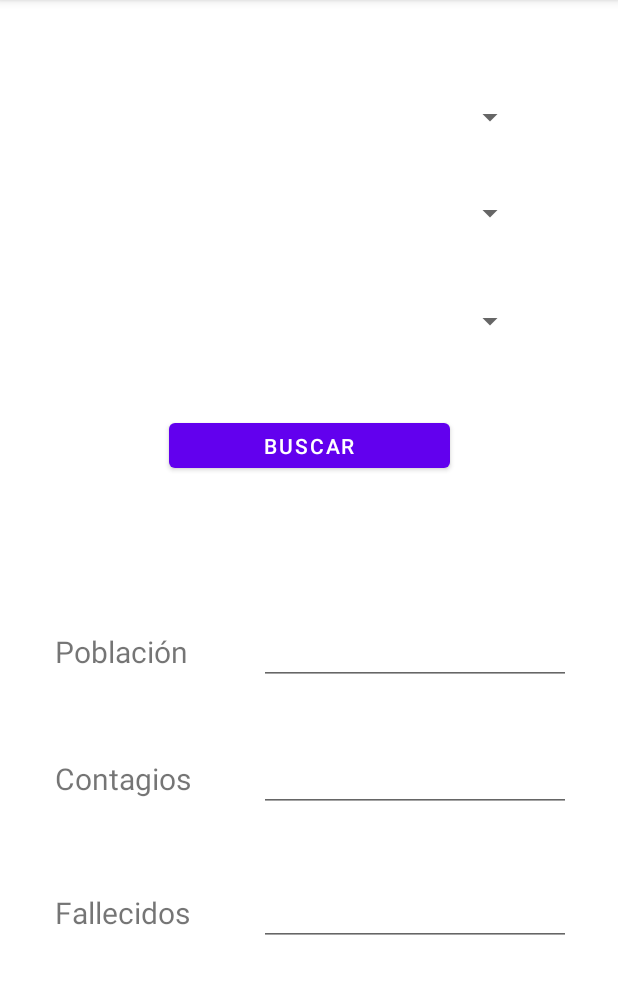
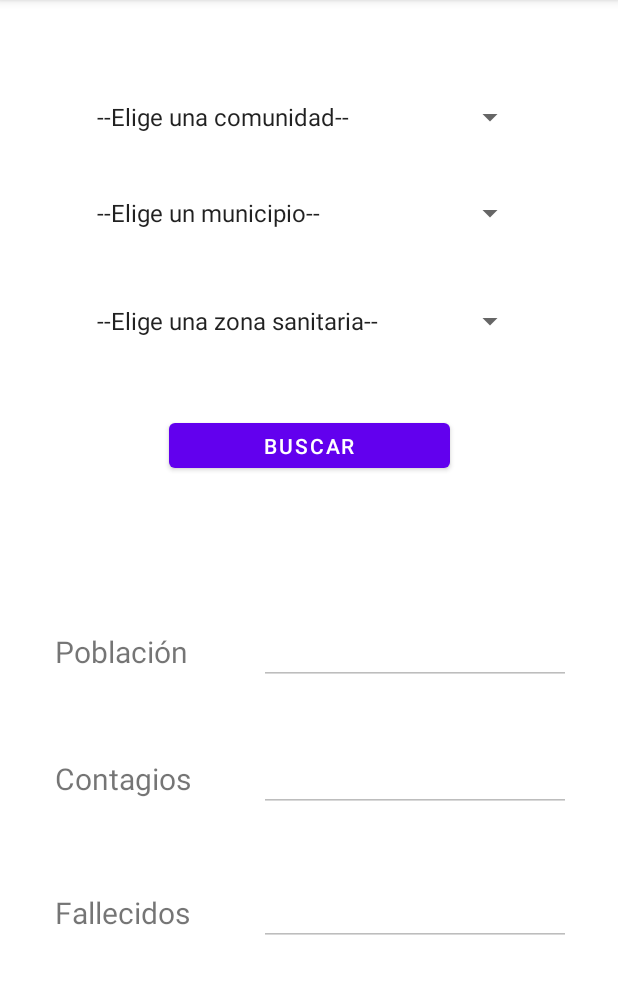
Before and after one commit to aitorortega03/PracticaProcesos, an Android app: the DatosMapsFragment screen opened through its navigation route, on a phone screen of 412 x 824 dp, the part 84-1078 px from its top. Run offline under Robolectric (Android 15) with nearby library versions, the phone set to English and light mode, and no system bars.

Commit message:
Evento boton vista Datos

```diff
--- a/app/src/main/java/com/example/infocovid/DatosMapsFragment.java
+++ b/app/src/main/java/com/example/infocovid/DatosMapsFragment.java
@@ -8,6 +8,9 @@ import android.os.Bundle;
 import android.view.LayoutInflater;
 import android.view.View;
 import android.view.ViewGroup;
+import android.widget.Button;
+import android.widget.EditText;
+import android.widget.Toast;
 
 import com.google.android.gms.maps.CameraUpdateFactory;
 import com.google.android.gms.maps.GoogleMap;
@@ -42,7 +45,26 @@ public class DatosMapsFragment extends Fragment {
     public View onCreateView(@NonNull LayoutInflater inflater,
                              @Nullable ViewGroup container,
                              @Nullable Bundle savedInstanceState) {
-        return inflater.inflate(R.layout.fragment_datos_maps, container, false);
+
+        //Permite programar el evento onClick del boton bBuscar
+        View vista = inflater.inflate(R.layout.fragment_datos_maps, container, false);
+        Button bBuscar = (Button)vista.findViewById(R.id.bBuscar);
+        EditText etnPoblacion = (EditText)vista.findViewById(R.id.etnPoblacion);
+        EditText etnContagios = (EditText)vista.findViewById(R.id.etnContagios);
+        EditText etnFallecidos = (EditText)vista.findViewById(R.id.etnFallecidos);
+
+        bBuscar.setOnClickListener(new View.OnClickListener() {
+            @Override
+            public void onClick(View v) {
+                Toast.makeText(getContext(), "Buscando datos...", Toast.LENGTH_LONG).show();
+                etnPoblacion.setText("999");
+                etnContagios.setText("999");
+                etnFallecidos.setText("999");
+            }
+        });
+
+        return vista;
+        //return inflater.inflate(R.layout.fragment_datos_maps, container, false);
     }
 
     @Override
--- a/app/src/main/res/layout/fragment_datos_maps.xml
+++ b/app/src/main/res/layout/fragment_datos_maps.xml
@@ -10,6 +10,7 @@
 
     <Spinner
         android:id="@+id/spComunidad"
+        android:entries="@array/Comunidad"
         android:layout_width="294dp"
         android:layout_height="28dp"
         android:layout_marginStart="56dp"
@@ -23,6 +24,7 @@
 
     <Spinner
         android:id="@+id/spMunicipio"
+        android:entries="@array/Municipio"
         android:layout_width="294dp"
         android:layout_height="28dp"
         android:layout_marginStart="56dp"
@@ -36,6 +38,7 @@
 
     <Spinner
         android:id="@+id/spZonaSan"
+        android:entries="@array/ZonaSan"
         android:layout_width="294dp"
         android:layout_height="28dp"
         android:layout_marginStart="56dp"
@@ -124,7 +127,7 @@
         android:layout_marginBottom="44dp"
         android:ems="10"
         android:inputType="number"
-        android:focusable="false"
+        android:enabled="false"
         app:layout_constraintBottom_toTopOf="@+id/etnContagios"
         app:layout_constraintEnd_toEndOf="parent"
         app:layout_constraintStart_toStartOf="parent"
@@ -142,7 +145,7 @@
         android:layout_marginBottom="44dp"
         android:ems="10"
         android:inputType="number"
-        android:focusable="false"
+        android:enabled="false"
         app:layout_constraintBottom_toTopOf="@+id/etnFallecidos"
         app:layout_constraintEnd_toEndOf="parent"
         app:layout_constraintStart_toStartOf="parent"
@@ -160,7 +163,7 @@
         android:layout_marginBottom="119dp"
         android:ems="10"
         android:inputType="number"
-        android:focusable="false"
+        android:enabled="false"
         app:layout_constraintBottom_toBottomOf="parent"
         app:layout_constraintEnd_toEndOf="parent"
         app:layout_constraintStart_toStartOf="parent"
--- a/app/src/main/res/values/strings.xml
+++ b/app/src/main/res/values/strings.xml
@@ -2,4 +2,20 @@
     <string name="app_name">InfoCOVID</string>
     <!-- TODO: Remove or change this placeholder text -->
     <string name="hello_blank_fragment">Hello blank fragment</string>
+
+    <string-array name="Comunidad">
+        <item>--Elige una comunidad--</item>
+        <item>TODAS</item>
+        <item>Comunidad de Madrid</item>
+    </string-array>
+    <string-array name="Municipio">
+        <item>--Elige un municipio--</item>
+        <item>TODOS</item>
+        <item>Parla</item>
+    </string-array>
+    <string-array name="ZonaSan">
+        <item>--Elige una zona sanitaria--</item>
+        <item>TODAS</item>
+        <item>Zona 1</item>
+    </string-array>
 </resources>
```
